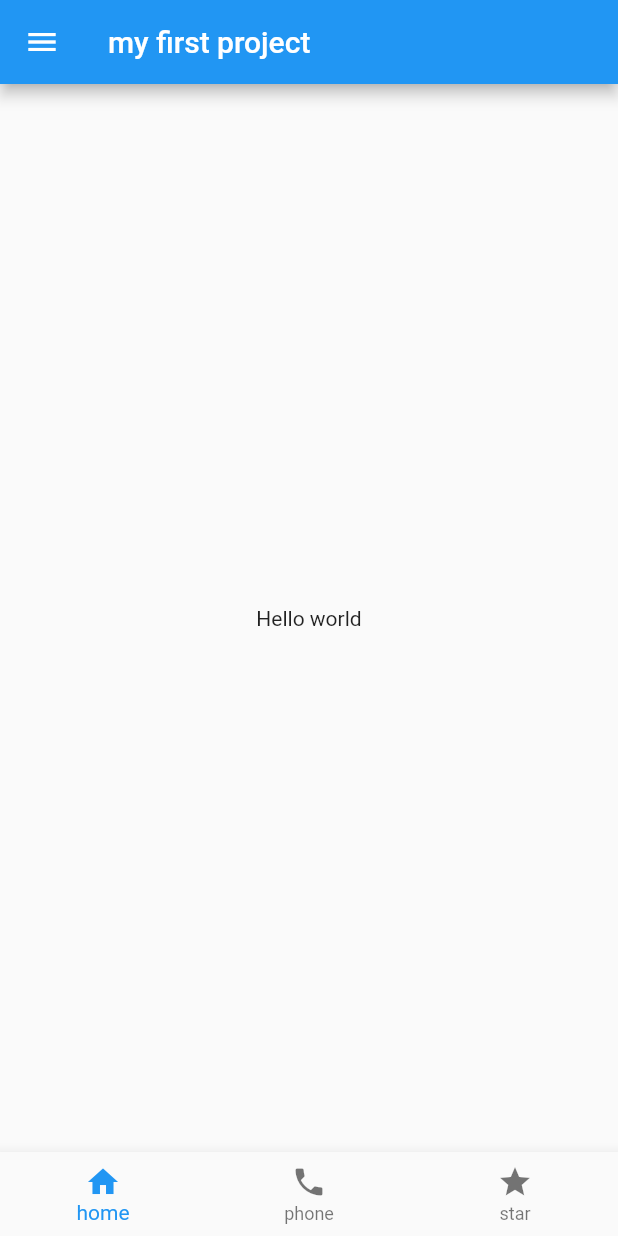
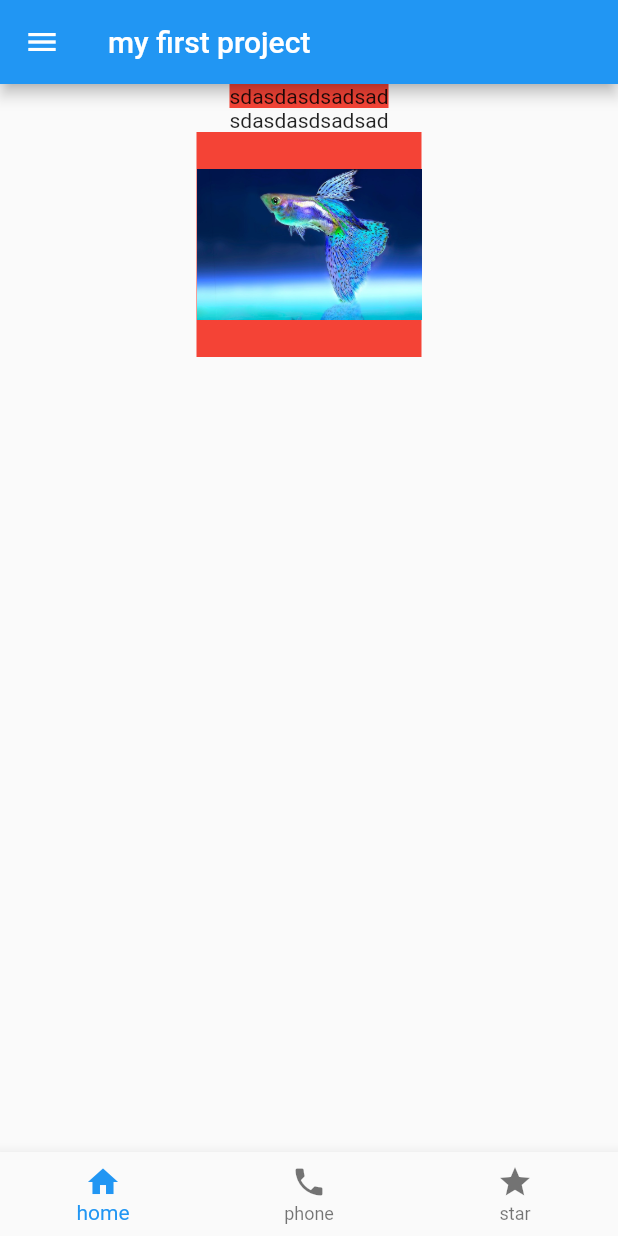
Before and after one commit to joadisorn/flutter-Poj, a Flutter app: the screen it shows after launch, on a phone screen of 412 x 824 dp. Run offline on Flutter 3.47's test engine with Material 2 defaults, Android fonts, the phone set to English and light mode, and no system bars.

Commit message:
อับเดต6/3/64

```diff
--- a/flutter_application_1/lib/main.dart
+++ b/flutter_application_1/lib/main.dart
@@ -1,4 +1,5 @@
 import 'package:flutter/material.dart';
+import 'package:flutter_application_1/screen/home_screen.dart';
 
 void main(){
   runApp(
@@ -11,51 +12,7 @@ class MyApp extends StatelessWidget {
   Widget build(BuildContext context) {
     return MaterialApp(
       home: HomeScreen(),
-          );
+         );
         }
 
       }
-
-      class HomeScreen extends StatefulWidget {
-        HomeScreen({Key key}) : super(key: key);
-
-        @override
-        _HomeScreenState createState() => _HomeScreenState();
-      }
-
-      class _HomeScreenState extends State<HomeScreen> {
-        @override
-        Widget build(BuildContext context) {
-          return Container(
-             child: Scaffold(
-      drawer: Drawer(
-        child: Center(
-          child: Text("Hello drawer"),
-        ),
-      ),
-      appBar: AppBar(
-        title: Text("my first project"),
-      ),
-      body: Center(
-        child: Text("Hello world"),
-      ),
-      bottomNavigationBar: BottomNavigationBar(
-        items: [
-          BottomNavigationBarItem(
-            icon: Icon(Icons.home),
-            label: "home",
-          ),
-          BottomNavigationBarItem(
-            icon: Icon(Icons.phone),
-            label: "phone",
-          ),
-          BottomNavigationBarItem(
-            icon: Icon(Icons.star),
-            label: "star",
-          )
-        ],
-      ),
-    ),
-          );
-        }
-      }
--- /dev/null
+++ b/flutter_application_1/lib/screen/home_screen.dart
@@ -0,0 +1,58 @@
+import 'package:flutter/cupertino.dart';
+import 'package:flutter/material.dart';
+
+class HomeScreen extends StatefulWidget {
+  HomeScreen({Key key}) : super(key: key);
+
+  @override
+  _HomeScreenState createState() => _HomeScreenState();
+}
+
+class _HomeScreenState extends State<HomeScreen> {
+  @override
+  Widget build(BuildContext context) {
+    return Container(
+      child: Scaffold(
+        drawer: Drawer(
+          child: Center(
+            child: Text("Hello drawer"),
+          ),
+        ),
+        appBar: AppBar(
+          title: Text("my first project"),
+        ),
+        body: Center(
+         child: Column(
+           children: [
+             Container(
+               color: Colors.red,
+           child: Text("sdasdasdsadsad")),
+             Text("sdasdasdsadsad"),
+             Container(
+              width: 150,
+              height: 150,
+              color: Colors.red,
+              child: Image.asset('assets/imgse/12.jpg'),
+        ),
+           ],
+         )),
+        bottomNavigationBar: BottomNavigationBar(
+          items: [
+            BottomNavigationBarItem(
+              icon: Icon(Icons.home),
+              label: "home",
+            ),
+            BottomNavigationBarItem(
+              icon: Icon(Icons.phone),
+              label: "phone",
+            ),
+            BottomNavigationBarItem(
+              icon: Icon(Icons.star),
+              label: "star",
+            )
+          ],
+        ),
+      ),
+    );
+  }
+}
--- a/flutter_application_1/pubspec.yaml
+++ b/flutter_application_1/pubspec.yaml
@@ -45,8 +45,8 @@ flutter:
   uses-material-design: true
 
   # To add assets to your application, add an assets section, like this:
-  # assets:
-  #   - images/a_dot_burr.jpeg
+  assets:
+      - assets/imgse/12.jpg
   #   - images/a_dot_ham.jpeg
 
   # An image asset can refer to one or more resolution-specific "variants", see
```
Also changed, not shown: flutter_application_1/assets/imgse/12.jpg (added).
